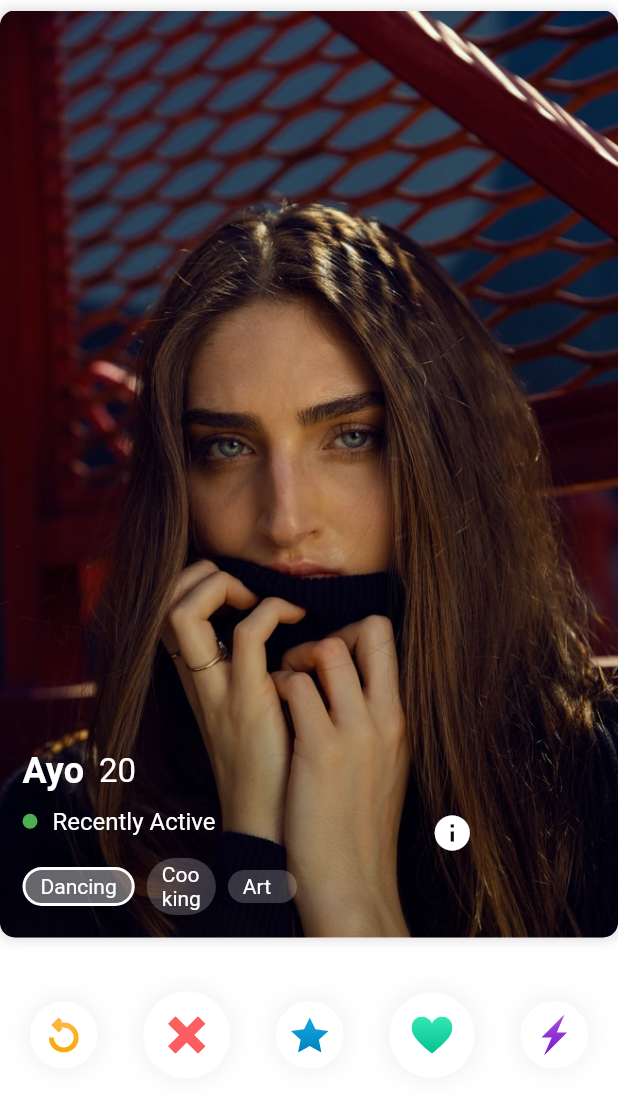
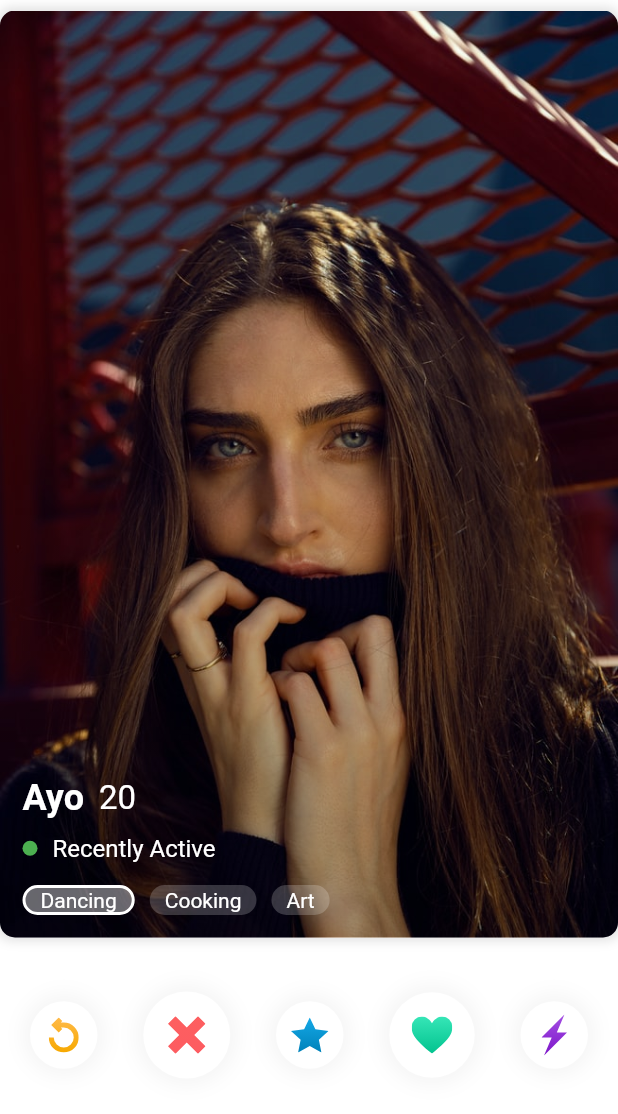
Before and after one commit to Arlone4u/Tinder, a Flutter app: the screen it shows after launch, on a phone screen of 412 x 824 dp, the part 96-1210 px from its top. Run offline on Flutter 3.47's test engine with Material 2 defaults, Android fonts, the phone set to English and light mode, and no system bars; drawn by our look-alikes of flutter_tindercard; our stand-ins replace flutter_custom_clippers, flutter_svg.

Commit message:
Remove redundancy and comment Icon Widget

```diff
--- a/lib/pages/explore_page.dart
+++ b/lib/pages/explore_page.dart
@@ -67,7 +67,8 @@ class _ExplorePageState extends State<ExplorePage>
                     decoration: BoxDecoration(
                       image: DecorationImage(
                         image: AssetImage(itemsTemp[index]['img']),
-                          fit: BoxFit.cover),
+                        fit: BoxFit.cover,
+                      ),
                     ),
                   ),
                   Container(
@@ -80,7 +81,9 @@ class _ExplorePageState extends State<ExplorePage>
                           black.withOpacity(0),
                         ],
                         end: Alignment.topCenter,
-                            begin: Alignment.bottomCenter)),
+                        begin: Alignment.bottomCenter,
+                      ),
+                    ),
                     child: Column(
                       mainAxisAlignment: MainAxisAlignment.end,
                       crossAxisAlignment: CrossAxisAlignment.start,
@@ -125,7 +128,8 @@ class _ExplorePageState extends State<ExplorePage>
                                             height: 10,
                                             decoration: BoxDecoration(
                                               color: green,
-                                                shape: BoxShape.circle),
+                                              shape: BoxShape.circle,
+                                            ),
                                           ),
                                           SizedBox(
                                             width: 10,
@@ -146,62 +150,29 @@ class _ExplorePageState extends State<ExplorePage>
                                         children: List.generate(
                                             itemsTemp[index]['likes'].length,
                                             (indexLikes) {
-                                          if (indexLikes == 0) {
-                                            return Padding(
-                                              padding: const EdgeInsets.only(
-                                                  right: 8),
-                                              child: Container(
+                                          return Container(
+                                            padding: EdgeInsets.symmetric(
+                                                horizontal: 10),
+                                            margin: EdgeInsets.only(right: 10),
+                                            height: 20,
                                             decoration: BoxDecoration(
-                                                    border: Border.all(
-                                                        color: white, width: 2),
+                                              border: indexLikes == 0
+                                                  ? Border.all(
+                                                      color: white,
+                                                      width: 2,
+                                                    )
+                                                  : null,
                                               borderRadius:
-                                                        BorderRadius.circular(
-                                                            30),
-                                                    color:
-                                                        white.withOpacity(0.4)),
-                                                child: Padding(
-                                                  padding:
-                                                      const EdgeInsets.only(
-                                                          top: 3,
-                                                          bottom: 3,
-                                                          left: 10,
-                                                          right: 10),
+                                                  BorderRadius.circular(30),
+                                              color: indexLikes == 0
+                                                  ? white.withOpacity(0.4)
+                                                  : white.withOpacity(0.2),
+                                            ),
+                                            child: Center(
                                               child: Text(
                                                 itemsTemp[index]['likes']
                                                     [indexLikes],
-                                                    style:
-                                                        TextStyle(color: white),
-                                                  ),
-                                                ),
-                                              ),
-                                            );
-                                          }
-                                          return Flexible(
-                                            child: Padding(
-                                              padding: const EdgeInsets.only(
-                                                  right: 8),
-                                              child: Container(
-                                                width: 100,
-                                                decoration: BoxDecoration(
-                                                    borderRadius:
-                                                        BorderRadius.circular(
-                                                            30),
-                                                    color:
-                                                        white.withOpacity(0.2)),
-                                                child: Padding(
-                                                  padding:
-                                                      const EdgeInsets.only(
-                                                          top: 3,
-                                                          bottom: 3,
-                                                          left: 10,
-                                                          right: 10),
-                                                  child: Text(
-                                                    itemsTemp[index]['likes']
-                                                        [indexLikes],
-                                                    style:
-                                                        TextStyle(color: white),
-                                                  ),
-                                                ),
+                                                style: TextStyle(color: white),
                                               ),
                                             ),
                                           );
@@ -211,18 +182,18 @@ class _ExplorePageState extends State<ExplorePage>
                                   ),
                                 ),
                               ),
-                              Expanded(
-                                child: Container(
-                                  width: size.width * 0.2,
-                                  child: Center(
-                                    child: Icon(
-                                      Icons.info,
-                                      color: white,
-                                      size: 28,
-                                    ),
-                                  ),
-                                ),
-                              )
+                              // Expanded(
+                              //   child: Container(
+                              //     width: size.width * 0.2,
+                              //     child: Center(
+                              //       child: Icon(
+                              //         Icons.info,
+                              //         color: white,
+                              //         size: 28,
+                              //       ),
+                              //     ),
+                              //   ),
+                              // )
                             ],
                           ),
                         )
```
Lines whose indentation alone changed are shown as unchanged.
